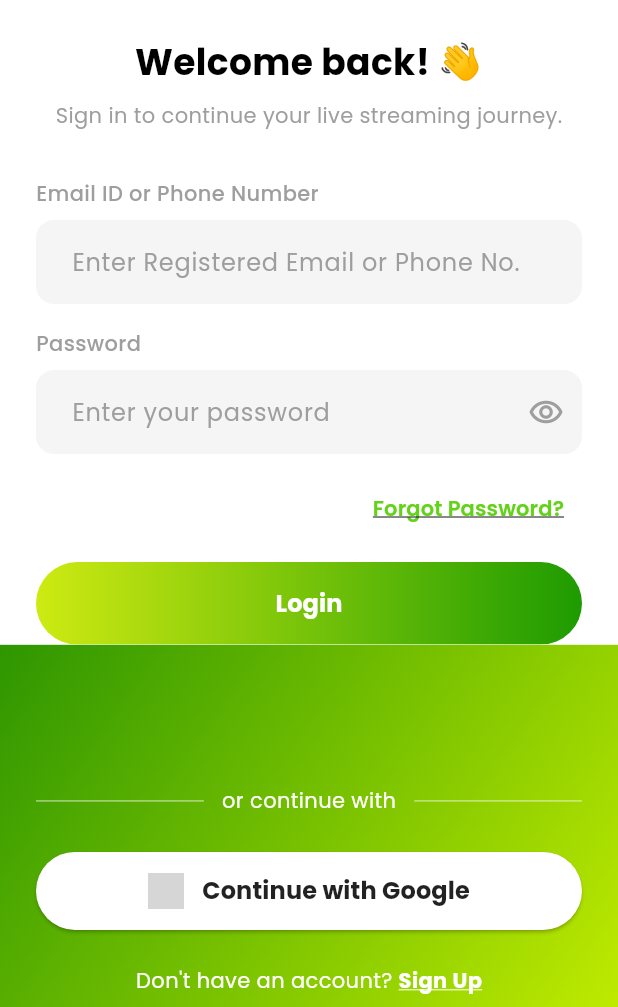
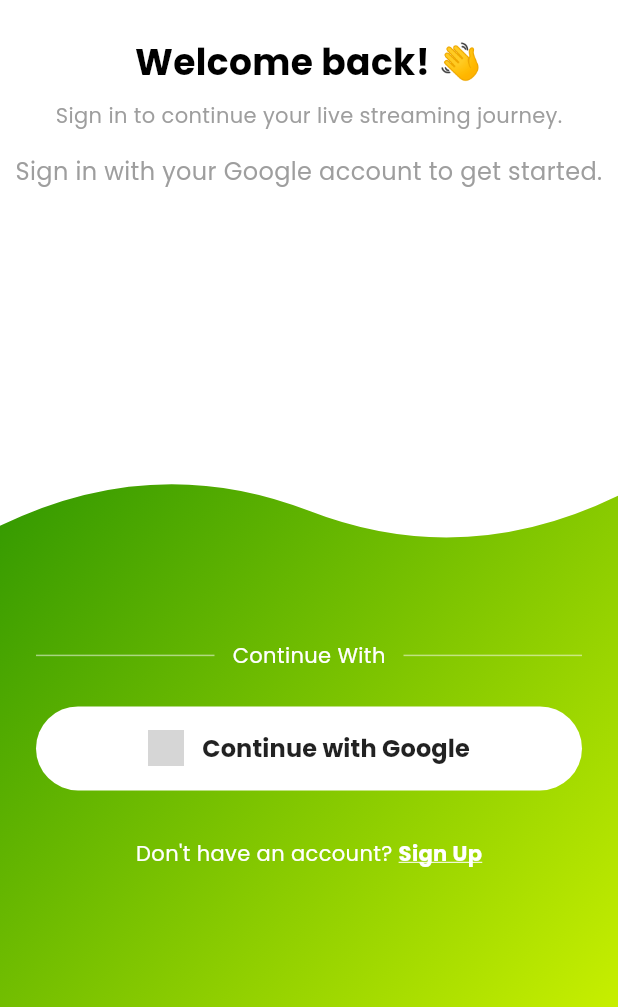
Before and after one commit to rushi123-cell/lvsinnovation, a Flutter app: the screen it shows after launch, on a phone screen of 412 x 824 dp, the part 229-1236 px from its top. Run offline on Flutter 3.47's test engine with Material 3 defaults, Android fonts, the phone set to English and light mode, and no system bars; our stand-ins replace cached_network_image, firebase_auth, firebase_core, google_fonts, google_sign_in; accounts and stored records are empty; network calls fail; grey boxes are pictures that could not be loaded.

Commit message:
- Screen Ui changes and google sign in
- Screen Ui changes and google sign in

```diff
--- a/lib/core/constants/app_colors.dart
+++ b/lib/core/constants/app_colors.dart
@@ -10,6 +10,13 @@
   static const Color googleBlue = Color(0xFF4285F4);
   static const Color facebookBlue = Color(0xFF1877F2); // Not used per requirements, but good for reference
 
+  // Gradients
+  static const Color gradientStart = Color(0xFF86E129); // Same as secondary
+  static const Color gradientEnd = Color(0xFF32A600);
+
+  static const Color waveGradientStart = Color(0xFF2E9601);
+  static const Color waveGradientEnd = Color(0xFFC7EF00);
+
   static const Gradient primaryGradient = LinearGradient(
     colors: [primary, secondary],
     begin: Alignment.centerLeft,
--- a/lib/data/services/auth_service.dart
+++ b/lib/data/services/auth_service.dart
@@ -33,8 +33,13 @@
   }
 
   Future<void> signOut() async {
-    await _googleSignIn.signOut();
-    await _auth.signOut();
+    try {
+      await _googleSignIn.signOut();
+      await _auth.signOut();
+    } catch (e) {
+      print('Error during Sign Out: $e');
+      throw Exception('Failed to sign out: $e');
+    }
   }
 
   Stream<User?> get authStateChanges => _auth.authStateChanges();
--- a/lib/views/auth/login_screen.dart
+++ b/lib/views/auth/login_screen.dart
@@ -2,8 +2,7 @@
 import 'package:provider/provider.dart';
 import '../../core/constants/app_colors.dart';
 import '../../viewmodels/auth_viewmodel.dart';
-import '../home/home_screen.dart';
-import '../widgets/custom_text_field.dart';
+import '../main/main_screen.dart';
 import '../widgets/curve_clipper.dart';
 
 class LoginScreen extends StatelessWidget {
@@ -16,8 +15,9 @@
     return Scaffold(
       backgroundColor: AppColors.background,
       body: SingleChildScrollView(
-        child: SizedBox(
-          height: size.height,
+        child: ConstrainedBox(
+          constraints: BoxConstraints(minHeight: size.height),
+          child: IntrinsicHeight(
             child: Column(
               children: [
                 SizedBox(height: size.height * 0.1),
@@ -27,7 +27,7 @@
                   height: 70,
                   decoration: BoxDecoration(
                     gradient: const LinearGradient(
-                    colors: [Color(0xFF86E129), Color(0xFF32A600)],
+                      colors: [AppColors.gradientStart, AppColors.gradientEnd],
                       begin: Alignment.topLeft,
                       end: Alignment.bottomRight,
                     ),
@@ -61,69 +61,13 @@
                     color: AppColors.textSecondary,
                   ),
                 ),
-              const SizedBox(height: 32),
-              // Form
-              Padding(
-                padding: const EdgeInsets.symmetric(horizontal: 24.0),
-                child: Column(
-                  crossAxisAlignment: CrossAxisAlignment.end,
-                  children: [
-                    const CustomTextField(
-                      label: 'Email ID or Phone Number',
-                      hint: 'Enter Registered Email or Phone No.',
-                    ),
                 const SizedBox(height: 16),
-                    const CustomTextField(
-                      label: 'Password',
-                      hint: 'Enter your password',
-                      isPassword: true,
-                    ),
-                    const SizedBox(height: 12),
-                    TextButton(
-                      onPressed: () {},
-                      child: const Text(
-                        'Forgot Password?',
+                const Text(
+                  'Sign in with your Google account to get started.',
+                  textAlign: TextAlign.center,
                   style: TextStyle(
-                          color: AppColors.primary,
-                          fontWeight: FontWeight.w600,
-                          decoration: TextDecoration.underline,
-                        ),
-                      ),
-                    ),
-                    const SizedBox(height: 12),
-                    SizedBox(
-                      width: double.infinity,
-                      child: ElevatedButton(
-                        onPressed: () {},
-                        style: ElevatedButton.styleFrom(
-                          backgroundColor: Colors.transparent,
-                          shadowColor: Colors.transparent,
-                          padding: EdgeInsets.zero,
-                          shape: RoundedRectangleBorder(
-                            borderRadius: BorderRadius.circular(30),
-                          ),
-                        ),
-                        child: Ink(
-                          decoration: BoxDecoration(
-                            gradient: const LinearGradient(
-                              colors: [Color(0xFFCEEA12), Color(0xFF1E9B01)],
-                              begin: Alignment.centerLeft,
-                              end: Alignment.centerRight,
-                            ),
-                            borderRadius: BorderRadius.circular(30),
-                          ),
-                          child: Container(
-                            alignment: Alignment.center,
-                            padding: const EdgeInsets.symmetric(vertical: 16),
-                            child: const Text(
-                              'Login',
-                              style: TextStyle(fontSize: 16, fontWeight: FontWeight.bold, color: Colors.white),
-                            ),
-                          ),
-                        ),
-                      ),
-                    ),
-                  ],
+                    fontSize: 16,
+                    color: AppColors.textSecondary,
                   ),
                 ),
                 const Spacer(),
@@ -132,10 +76,10 @@
                   clipper: CurveClipper(),
                   child: Container(
                     width: double.infinity,
-                  height: size.height * 0.35,
+                    height: size.height * 0.45,
                     decoration: const BoxDecoration(
                       gradient: LinearGradient(
-                      colors: [Color(0xFF2E9601), Color(0xFFC7EF00)],
+                        colors: [AppColors.waveGradientStart, AppColors.waveGradientEnd],
                         begin: Alignment.topLeft,
                         end: Alignment.bottomRight,
                       ),
@@ -145,15 +89,15 @@
                       child: Column(
                         mainAxisAlignment: MainAxisAlignment.center,
                         children: [
-                        const SizedBox(height: 40),
+                          const SizedBox(height: 50),
                           Row(
                             children: [
-                            Expanded(child: Divider(color: Colors.white.withOpacity(0.5))),
+                              Expanded(child: Divider(color: Colors.white.withValues(alpha: 0.5))),
                               const Padding(
                                 padding: EdgeInsets.symmetric(horizontal: 12.0),
-                              child: Text('or continue with', style: TextStyle(color: Colors.white)),
+                                child: Text('Continue With', style: TextStyle(color: Colors.white, fontSize: 14)),
                               ),
-                            Expanded(child: Divider(color: Colors.white.withOpacity(0.5))),
+                              Expanded(child: Divider(color: Colors.white.withValues(alpha: 0.5))),
                             ],
                           ),
                           const SizedBox(height: 24),
@@ -168,7 +112,7 @@
                                         if (success && context.mounted) {
                                           Navigator.pushReplacement(
                                             context,
-                                          MaterialPageRoute(builder: (context) => const HomeScreen()),
+                                            MaterialPageRoute(builder: (context) => const MainScreen()),
                                           );
                                         } else if (authVM.errorMessage != null && context.mounted) {
                                           ScaffoldMessenger.of(context).showSnackBar(
@@ -180,7 +124,8 @@
                                   backgroundColor: Colors.white,
                                   foregroundColor: Colors.black87,
                                   shape: RoundedRectangleBorder(borderRadius: BorderRadius.circular(30)),
-                                padding: const EdgeInsets.symmetric(vertical: 14),
+                                  padding: const EdgeInsets.symmetric(vertical: 16),
+                                  elevation: 0,
                                 ),
                                 child: Row(
                                   mainAxisAlignment: MainAxisAlignment.center,
@@ -193,7 +138,7 @@
                                       )
                                     else ...[
                                       Image.network(
-                                      'https://upload.wikimedia.org/wikipedia/commons/thumb/c/c1/Google_%22G%22_logo.svg/1200px-Google_%22G%22_logo.svg.png',
+                                        'https://developers.google.com/identity/images/g-logo.png',
                                         height: 24,
                                       ),
                                       const SizedBox(width: 12),
@@ -204,7 +149,7 @@
                               );
                             },
                           ),
-                        const SizedBox(height: 24),
+                          const SizedBox(height: 32),
                           Row(
                             mainAxisAlignment: MainAxisAlignment.center,
                             children: [
@@ -215,6 +160,7 @@
                               ),
                             ],
                           ),
+                          const SizedBox(height: 16),
                         ],
                       ),
                     ),
@@ -224,6 +170,7 @@
             ),
           ),
         ),
+      ),
     );
   }
 }
--- a/lib/views/widgets/curve_clipper.dart
+++ b/lib/views/widgets/curve_clipper.dart
@@ -4,29 +4,28 @@
   @override
   Path getClip(Size size) {
     var path = Path();
-    path.lineTo(0.0, size.height);
-    path.lineTo(size.width, size.height);
-    path.lineTo(size.width, 40);
+    path.lineTo(0.0, 50.0);
 
-    var firstControlPoint = Offset(size.width / 4, 0);
-    var firstPoint = Offset(size.width / 2, 40);
+    var firstControlPoint = Offset(size.width / 4, 0.0);
+    var firstPoint = Offset(size.width / 2, 40.0);
     path.quadraticBezierTo(
       firstControlPoint.dx, firstControlPoint.dy,
       firstPoint.dx, firstPoint.dy,
     );
 
-    var secondControlPoint = Offset(size.width - (size.width / 4), 80);
-    var secondPoint = Offset(size.width, 40);
+    var secondControlPoint = Offset(size.width - (size.width / 4), 80.0);
+    var secondPoint = Offset(size.width, 30.0);
     path.quadraticBezierTo(
       secondControlPoint.dx, secondControlPoint.dy,
       secondPoint.dx, secondPoint.dy,
     );
 
-    path.lineTo(size.width, 0);
+    path.lineTo(size.width, size.height);
+    path.lineTo(0.0, size.height);
     path.close();
     return path;
   }
 
   @override
-  bool shouldReclip(CustomClipper<Path> oldClipper) => false;
+  bool shouldReclip(CustomClipper<Path> oldClipper) => true;
 }
--- a/lib/views/widgets/custom_text_field.dart
+++ /dev/null
@@ -1,42 +0,0 @@
-import 'package:flutter/material.dart';
-import '../../core/constants/app_colors.dart';
-
-class CustomTextField extends StatelessWidget {
-  final String label;
-  final String hint;
-  final bool isPassword;
-
-  const CustomTextField({
-    super.key,
-    required this.label,
-    required this.hint,
-    this.isPassword = false,
-  });
-
-  @override
-  Widget build(BuildContext context) {
-    return Column(
-      crossAxisAlignment: CrossAxisAlignment.start,
-      children: [
-        Text(
-          label,
-          style: const TextStyle(
-            color: AppColors.textSecondary,
-            fontSize: 14,
-            fontWeight: FontWeight.w500,
-          ),
-        ),
-        const SizedBox(height: 8),
-        TextField(
-          obscureText: isPassword,
-          decoration: InputDecoration(
-            hintText: hint,
-            suffixIcon: isPassword
-                ? const Icon(Icons.remove_red_eye_outlined, color: AppColors.textSecondary)
-                : null,
-          ),
-        ),
-      ],
-    );
-  }
-}
```
Also changed, not shown: lib/viewmodels/home_viewmodel.dart (+15 -0 lines), lib/views/home/home_screen.dart (+103 -112 lines), lib/views/main/main_screen.dart (added, +132 -0 lines), lib/views/splash/splash_screen.dart (+62 -33 lines), 3 other files. Lines whose indentation alone changed are shown as unchanged.
